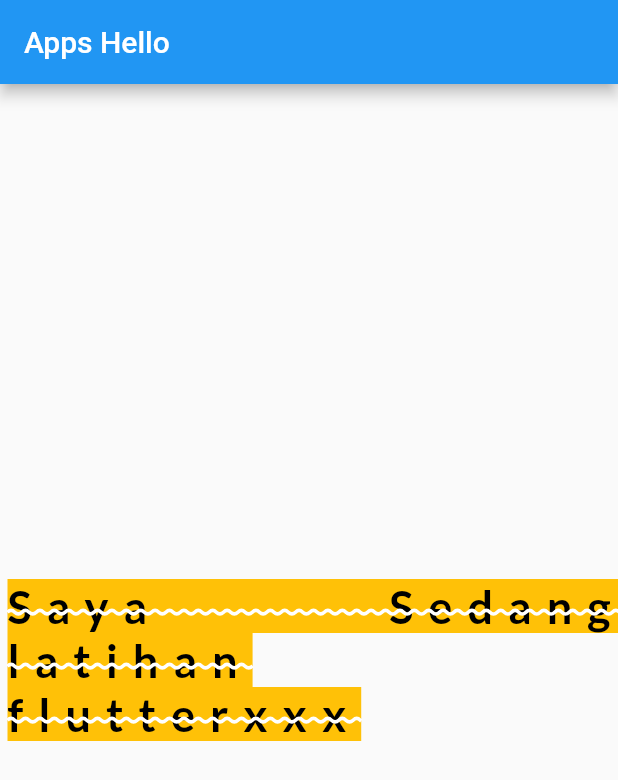
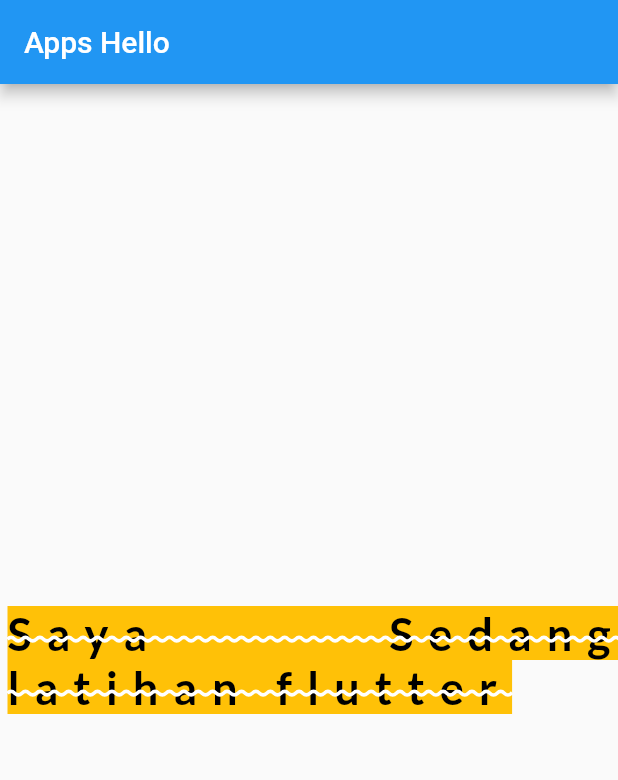
Before and after one commit to wakudiallah/1Push, a Flutter app: the screen it shows after launch, on a phone screen of 412 x 824 dp. Shown: the top 780 px of the screen. Run offline on Flutter 3.47's test engine with Material 2 defaults, Android fonts, the phone set to English and light mode, and no system bars; our stand-ins replace flutter_svg.

Commit message:
1 Commit

```diff
--- a/lib/main.dart
+++ b/lib/main.dart
@@ -19,7 +19,7 @@ class MyApp extends StatelessWidget {
                 //width: 150,
                 //height: 50,
                 child: Text(
-                    "Saya Sedang latihan flutterxxx",
+                    "Saya Sedang latihan flutter",
                     //maxLines: 2,
                   //overflow: TextOverflow.ellipsis,
                   textAlign: TextAlign.justify,
```
